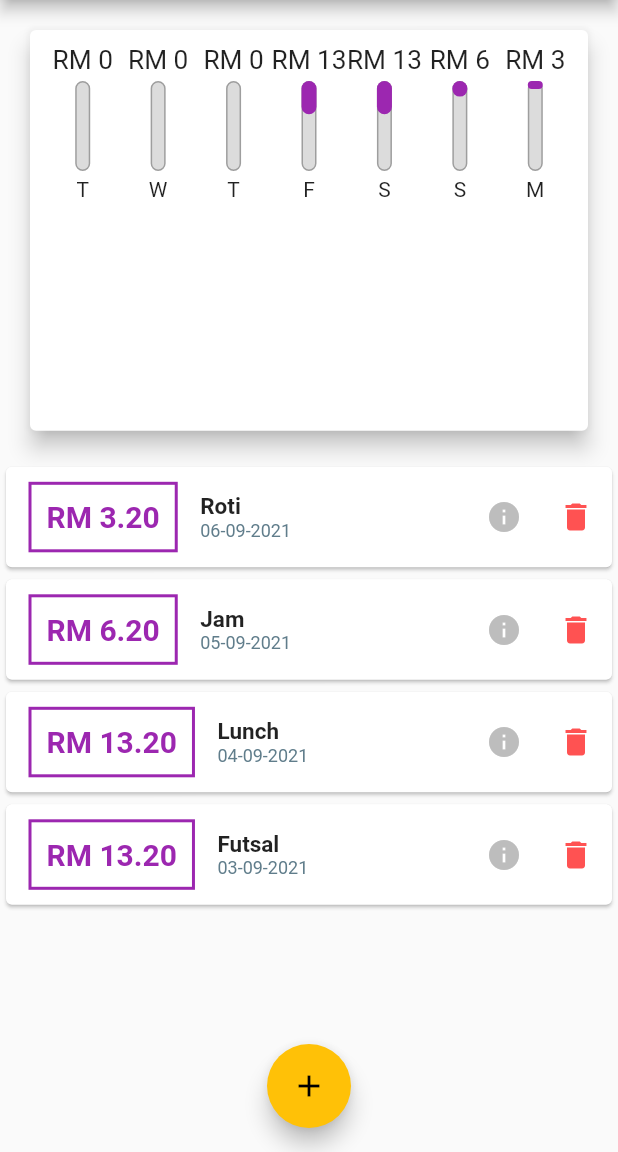
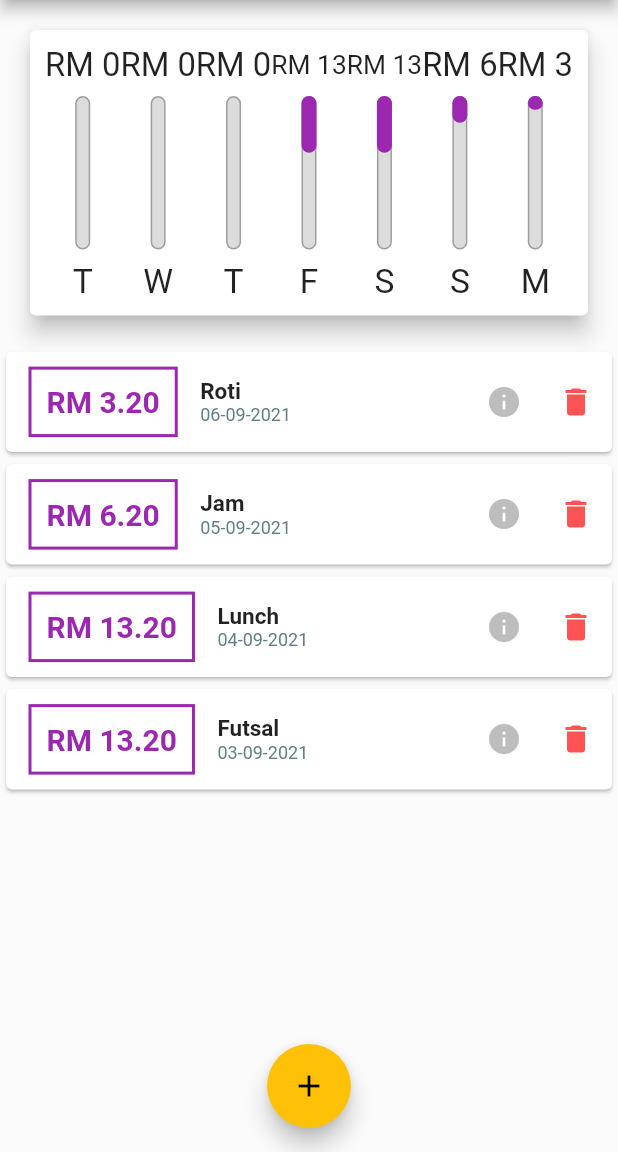
Before and after one commit to walidwazini/Flutter-ExpensesApp-1, a Flutter app: the screen it shows after launch, on a phone screen of 412 x 824 dp, the part 84-1236 px from its top. Run offline on Flutter 3.47's test engine with Material 2 defaults, Android fonts, the phone set to English and light mode, and no system bars; Roboto replaces fonts that are missing (Quicksand).

Commit message:
dynamically fitted widgets w/ LayoutBuilder

```diff
--- a/lib/main.dart
+++ b/lib/main.dart
@@ -125,9 +125,9 @@ class _MyHomePageState extends State<MyHomePage> {
           crossAxisAlignment: CrossAxisAlignment.stretch,
           children: <Widget>[
             Container(
-                height: appBarHeight * 0.4, child: Chart(_recentTransactions)),
+                height: appBarHeight * 0.3, child: Chart(_recentTransactions)),
             Container(
-                height: appBarHeight * 0.6,
+                height: appBarHeight * 0.7,
                 child: TransactionList(_userTransactions, _deleteTransaction)),
           ],
         ),
--- a/lib/widgets/chart_bar.dart
+++ b/lib/widgets/chart_bar.dart
@@ -9,19 +9,21 @@ class ChartBar extends StatelessWidget {
 
   @override
   Widget build(BuildContext context) {
+    return LayoutBuilder(
+      builder: (ctx, constraint) {
         return Column(
           children: <Widget>[
             Container(
-          height: 20,
+              height: constraint.maxHeight * 0.15,
               child: FittedBox(
                 child: Text('RM ${spendingAmount.toStringAsFixed(0)}'),
               ),
             ),
             SizedBox(
-          height: 4,
+              height: constraint.maxHeight * 0.05,
             ),
             Container(
-          height: 60,
+              height: constraint.maxHeight * 0.6,
               width: 10,
               child: Stack(
                 children: <Widget>[
@@ -45,10 +47,17 @@ class ChartBar extends StatelessWidget {
               ),
             ),
             SizedBox(
-          height: 4,
+              height: constraint.maxHeight * 0.05,
             ),
-        Text(label),
+            Container(
+                height: constraint.maxHeight * 0.15,
+                child: FittedBox(
+                    child: Text(label)
+                )
+            ),
           ],
+        );
+      },
     );
   }
 }
```
Lines whose indentation alone changed are shown as unchanged.
